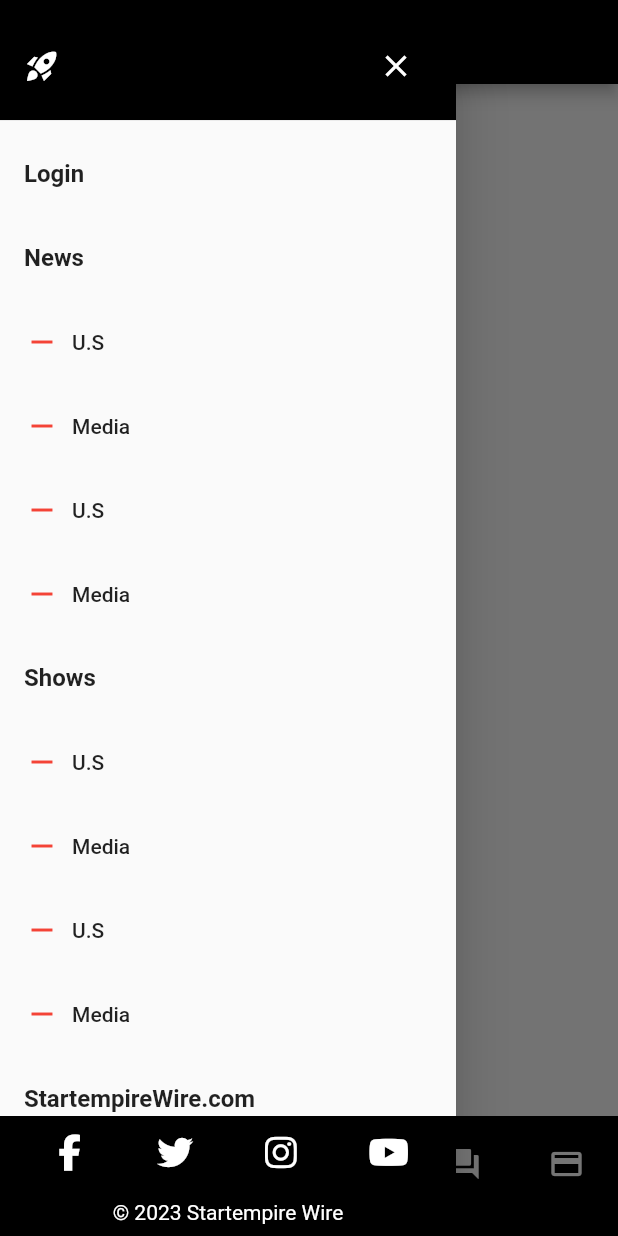
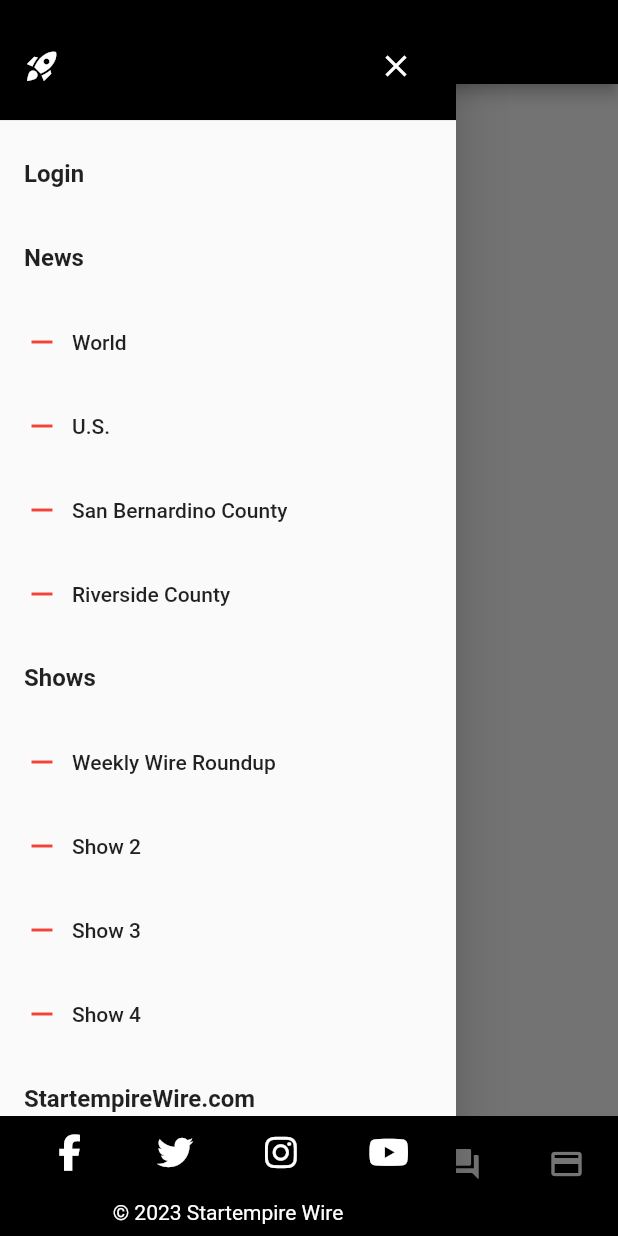
Before and after one commit to Dustinibrao/startEmpireWire, a Flutter app: the screen it shows after launch, item 3 of the bottom bar chosen, with the side drawer open, on a phone screen of 412 x 824 dp. Run offline on Flutter 3.47's test engine with Material 2 defaults, Android fonts, the phone set to English and light mode, and no system bars; our stand-ins replace audioplayers, flutter_html, font_awesome_flutter, video_player, youtube_player_flutter; network calls fail.

```diff
--- a/lib/main.dart
+++ b/lib/main.dart
@@ -177,7 +177,7 @@ class _RootPageState extends State<RootPage> {
                           color: Colors.red,
                         ),
                         SizedBox(width: 8),
-                        Text('U.S'),
+                        Text('World'),
                       ],
                     ),
                     onTap: () {
@@ -193,7 +193,7 @@ class _RootPageState extends State<RootPage> {
                           color: Colors.red,
                         ),
                         SizedBox(width: 8),
-                        Text('Media'),
+                        Text('U.S.'),
                       ],
                     ),
                     onTap: () {
@@ -208,7 +208,7 @@ class _RootPageState extends State<RootPage> {
                           color: Colors.red,
                         ),
                         SizedBox(width: 8),
-                        Text('U.S'),
+                        Text('San Bernardino County'),
                       ],
                     ),
                     onTap: () {
@@ -224,7 +224,7 @@ class _RootPageState extends State<RootPage> {
                           color: Colors.red,
                         ),
                         SizedBox(width: 8),
-                        Text('Media'),
+                        Text('Riverside County'),
                       ],
                     ),
                     onTap: () {
@@ -251,7 +251,7 @@ class _RootPageState extends State<RootPage> {
                           color: Colors.red,
                         ),
                         SizedBox(width: 8),
-                        Text('U.S'),
+                        Text('Weekly Wire Roundup'),
                       ],
                     ),
                     onTap: () {
@@ -267,7 +267,7 @@ class _RootPageState extends State<RootPage> {
                           color: Colors.red,
                         ),
                         SizedBox(width: 8),
-                        Text('Media'),
+                        Text('Show 2'),
                       ],
                     ),
                     onTap: () {
@@ -282,7 +282,7 @@ class _RootPageState extends State<RootPage> {
                           color: Colors.red,
                         ),
                         SizedBox(width: 8),
-                        Text('U.S'),
+                        Text('Show 3'),
                       ],
                     ),
                     onTap: () {
@@ -298,7 +298,7 @@ class _RootPageState extends State<RootPage> {
                           color: Colors.red,
                         ),
                         SizedBox(width: 8),
-                        Text('Media'),
+                        Text('Show 4'),
                       ],
                     ),
                     onTap: () {
```
Also changed, not shown: lib/read_page.dart (+107 -35 lines).
